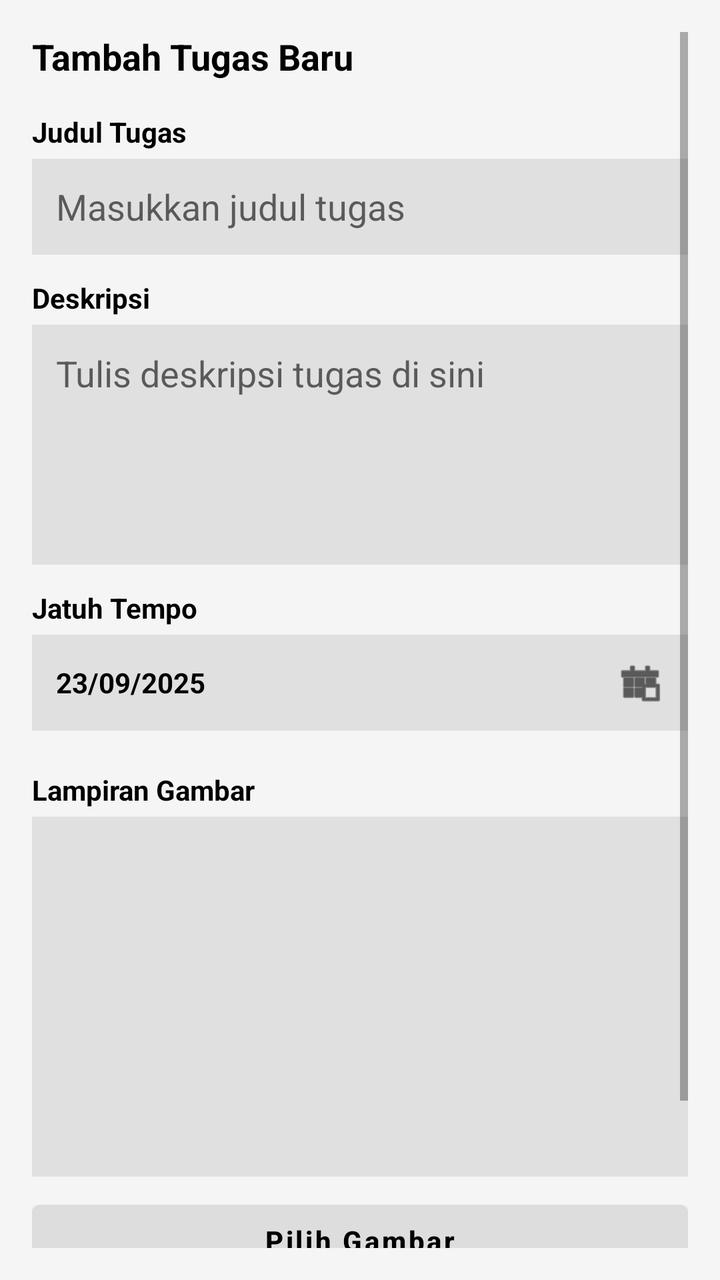
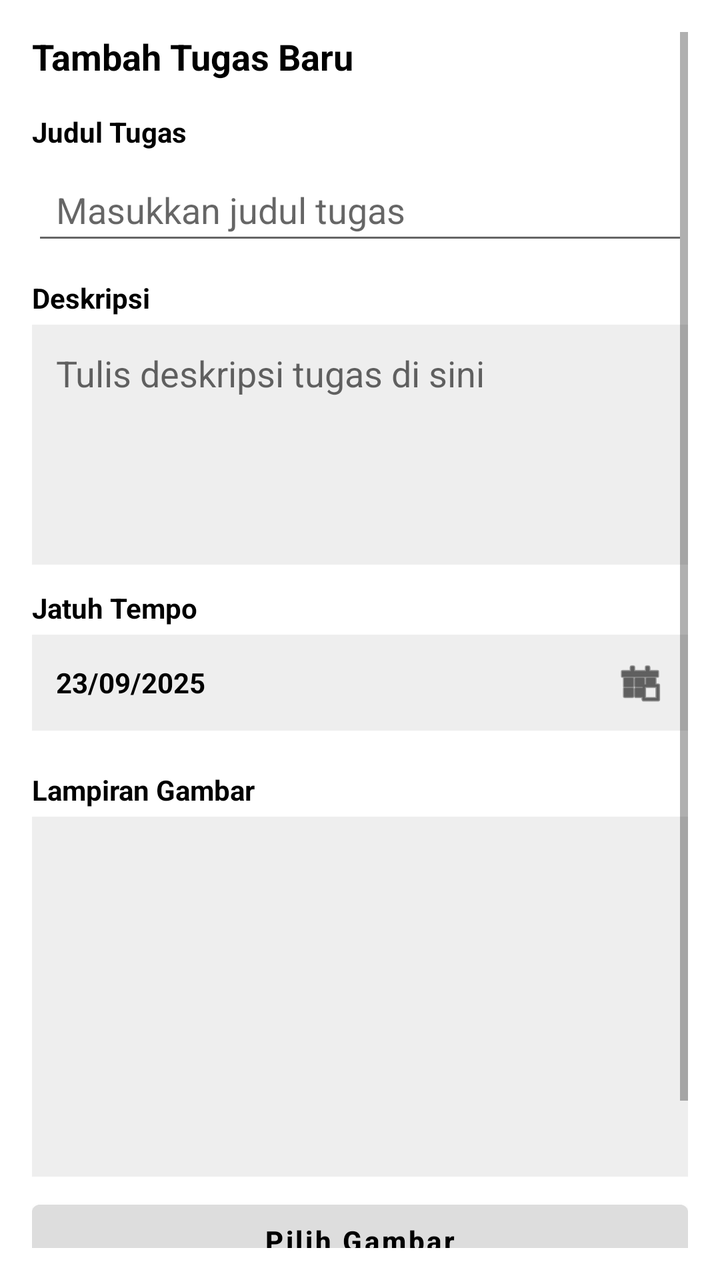

An Android layout rendered at two revisions. The XML below is the earlier revision; the diff shows what the commit changed to produce the second picture.
<!-- AndroidManifest.xml: application theme Theme.ProjectMAPGroup7 -->
<!-- res/layout/fragment_add_task.xml -->
<?xml version="1.0" encoding="utf-8"?>
<ScrollView xmlns:android="http://schemas.android.com/apk/res/android"
    xmlns:tools="http://schemas.android.com/tools"
    android:layout_width="match_parent"
    android:layout_height="match_parent"
    android:padding="16dp"
    android:background="#F5F5F5"
    tools:context=".ui.addtask.AddTaskFragment">

    <LinearLayout
        android:layout_width="match_parent"
        android:layout_height="wrap_content"
        android:orientation="vertical">

        
        <TextView
            android:layout_width="wrap_content"
            android:layout_height="wrap_content"
            android:text="Tambah Tugas Baru"
            android:textStyle="bold"
            android:textSize="18sp"
            android:textColor="@android:color/black"
            android:layout_marginBottom="16dp" />

        
        <TextView
            android:layout_width="wrap_content"
            android:layout_height="wrap_content"
            android:text="Judul Tugas"
            android:textStyle="bold"
            android:textColor="@android:color/black"
            android:layout_marginBottom="4dp" />

        <EditText
            android:id="@+id/input_judul"
            android:layout_width="match_parent"
            android:layout_height="48dp"
            android:hint="Masukkan judul tugas"
            android:background="#E0E0E0"
            android:paddingHorizontal="12dp"
            android:textColor="@android:color/black"
            android:backgroundTint="@null"
            android:layout_marginBottom="12dp" />

        
        <TextView
            android:layout_width="wrap_content"
            android:layout_height="wrap_content"
            android:text="Deskripsi"
            android:textStyle="bold"
            android:textColor="@android:color/black"
            android:layout_marginBottom="4dp" />

        <EditText
            android:id="@+id/input_deskripsi"
            android:layout_width="match_parent"
            android:layout_height="120dp"
            android:hint="Tulis deskripsi tugas di sini"
            android:gravity="top|start"
            android:background="#E0E0E0"
            android:padding="12dp"
            android:backgroundTint="@null"
            android:textColor="@android:color/black"
            android:layout_marginBottom="12dp" />

        
        <TextView
            android:layout_width="wrap_content"
            android:layout_height="wrap_content"
            android:text="Jatuh Tempo"
            android:textStyle="bold"
            android:textColor="@android:color/black"
            android:layout_marginBottom="4dp" />

        <LinearLayout
            android:layout_width="match_parent"
            android:layout_height="48dp"
            android:orientation="horizontal"
            android:background="#E0E0E0"
            android:gravity="center_vertical"
            android:paddingHorizontal="12dp"
            android:layout_marginBottom="20dp">

            <TextView
                android:id="@+id/tv_tanggal"
                android:layout_width="0dp"
                android:layout_height="wrap_content"
                android:layout_weight="1"
                android:text="23/09/2025"
                android:textStyle="bold"
                android:textColor="@android:color/black" />

            <ImageView
                android:id="@+id/btn_pilih_tanggal"
                android:layout_width="24dp"
                android:layout_height="24dp"
                android:src="@android:drawable/ic_menu_today"
                android:tint="@android:color/black" />
        </LinearLayout>

        
        <TextView
            android:layout_width="wrap_content"
            android:layout_height="wrap_content"
            android:text="Lampiran Gambar"
            android:textStyle="bold"
            android:textColor="@android:color/black"
            android:layout_marginBottom="4dp" />

        <ImageView
            android:id="@+id/preview_gambar"
            android:layout_width="match_parent"
            android:layout_height="180dp"
            android:scaleType="centerCrop"
            android:background="#E0E0E0"
            android:layout_marginBottom="8dp"
            android:contentDescription="Preview gambar" />

        <Button
            android:id="@+id/btn_upload_gambar"
            android:layout_width="match_parent"
            android:layout_height="wrap_content"
            android:text="Pilih Gambar"
            android:textAllCaps="false"
            android:textStyle="bold"
            android:textColor="@android:color/black"
            android:backgroundTint="#DDDDDD"
            android:layout_marginBottom="20dp" />

        
        <Button
            android:id="@+id/btn_tambah_tugas"
            android:layout_width="match_parent"
            android:layout_height="wrap_content"
            android:text="Tambah Tugas"
            android:textAllCaps="false"
            android:textStyle="bold"
            android:textColor="@android:color/white"
            android:backgroundTint="#00FF00"
            android:layout_marginTop="8dp"
            android:layout_marginBottom="8dp" />

    </LinearLayout>
</ScrollView>
<!-- resources referenced by this layout -->
<resources>
  <style name="Theme.ProjectMAPGroup7" parent="Theme.MaterialComponents.DayNight.DarkActionBar">
          
          <item name="colorPrimary">@color/blue</item>
          <item name="colorPrimaryVariant">@color/purple_700</item>
          <item name="colorOnPrimary">@color/white</item>
          
          <item name="colorSecondary">@color/teal_200</item>
          <item name="colorSecondaryVariant">@color/teal_700</item>
          <item name="colorOnSecondary">@color/black</item>
          
          <item name="android:statusBarColor">?attr/colorPrimaryVariant</item>
          
      </style>
  <color name="blue">#1E88E5</color>
  <color name="purple_700">#FF3700B3</color>
  <color name="white">#FFFFFFFF</color>
  <color name="teal_200">#FF03DAC5</color>
  <color name="teal_700">#FF018786</color>
  <color name="black">#FF000000</color>
</resources>

<!-- the commit's change to res/layout/fragment_add_task.xml (unified diff, before → after) -->
@@ -4,7 +4,7 @@
     android:layout_width="match_parent"
     android:layout_height="match_parent"
     android:padding="16dp"
-    android:background="#F5F5F5"
+    android:background="?attr/colorSurface"
     tools:context=".ui.addtask.AddTaskFragment">
 
     <LinearLayout
@@ -19,7 +19,7 @@
             android:text="Tambah Tugas Baru"
             android:textStyle="bold"
             android:textSize="18sp"
-            android:textColor="@android:color/black"
+            android:textColor="?attr/colorOnSurface"
             android:layout_marginBottom="16dp" />
 
         
@@ -28,7 +28,7 @@
             android:layout_height="wrap_content"
             android:text="Judul Tugas"
             android:textStyle="bold"
-            android:textColor="@android:color/black"
+            android:textColor="?attr/colorOnSurface"
             android:layout_marginBottom="4dp" />
 
         <EditText
@@ -36,9 +36,8 @@
             android:layout_width="match_parent"
             android:layout_height="48dp"
             android:hint="Masukkan judul tugas"
-            android:background="#E0E0E0"
             android:paddingHorizontal="12dp"
-            android:textColor="@android:color/black"
+            android:textColor="?attr/colorOnSurface"
             android:backgroundTint="@null"
             android:layout_marginBottom="12dp" />
 
@@ -48,7 +47,7 @@
             android:layout_height="wrap_content"
             android:text="Deskripsi"
             android:textStyle="bold"
-            android:textColor="@android:color/black"
+            android:textColor="?attr/colorOnSurface"
             android:layout_marginBottom="4dp" />
 
         <EditText
@@ -57,10 +56,10 @@
             android:layout_height="120dp"
             android:hint="Tulis deskripsi tugas di sini"
             android:gravity="top|start"
-            android:background="#E0E0E0"
             android:padding="12dp"
             android:backgroundTint="@null"
-            android:textColor="@android:color/black"
+            android:textColor="?attr/colorOnSurface"
+            android:background="?attr/colorSurfaceVariant"
             android:layout_marginBottom="12dp" />
 
         
@@ -69,14 +68,14 @@
             android:layout_height="wrap_content"
             android:text="Jatuh Tempo"
             android:textStyle="bold"
-            android:textColor="@android:color/black"
+            android:textColor="?attr/colorOnSurface"
             android:layout_marginBottom="4dp" />
 
         <LinearLayout
             android:layout_width="match_parent"
             android:layout_height="48dp"
             android:orientation="horizontal"
-            android:background="#E0E0E0"
+            android:background="?attr/colorSurfaceVariant"
             android:gravity="center_vertical"
             android:paddingHorizontal="12dp"
             android:layout_marginBottom="20dp">
@@ -88,14 +87,14 @@
                 android:layout_weight="1"
                 android:text="23/09/2025"
                 android:textStyle="bold"
-                android:textColor="@android:color/black" />
+                android:textColor="?attr/colorOnSurface" />
 
             <ImageView
                 android:id="@+id/btn_pilih_tanggal"
                 android:layout_width="24dp"
                 android:layout_height="24dp"
                 android:src="@android:drawable/ic_menu_today"
-                android:tint="@android:color/black" />
+                android:tint="?attr/colorOnSurface" />
         </LinearLayout>
 
         
@@ -104,7 +103,7 @@
             android:layout_height="wrap_content"
             android:text="Lampiran Gambar"
             android:textStyle="bold"
-            android:textColor="@android:color/black"
+            android:textColor="?attr/colorOnSurface"
             android:layout_marginBottom="4dp" />
 
         <ImageView
@@ -112,7 +111,7 @@
             android:layout_width="match_parent"
             android:layout_height="180dp"
             android:scaleType="centerCrop"
-            android:background="#E0E0E0"
+            android:background="?attr/colorSurfaceVariant"
             android:layout_marginBottom="8dp"
             android:contentDescription="Preview gambar" />
 
<!-- resource entries referenced after the edit -->
@@ -5,6 +5,9 @@
           <item name="colorPrimary">@color/blue</item>
           <item name="colorPrimaryVariant">@color/purple_700</item>
           <item name="colorOnPrimary">@color/white</item>
+          <item name="colorOutline">#E0E0E0</item>
+          <item name="colorSurfaceVariant">#EEEEEE</item>
+  
           
           <item name="colorSecondary">@color/teal_200</item>
           <item name="colorSecondaryVariant">@color/teal_700</item>
